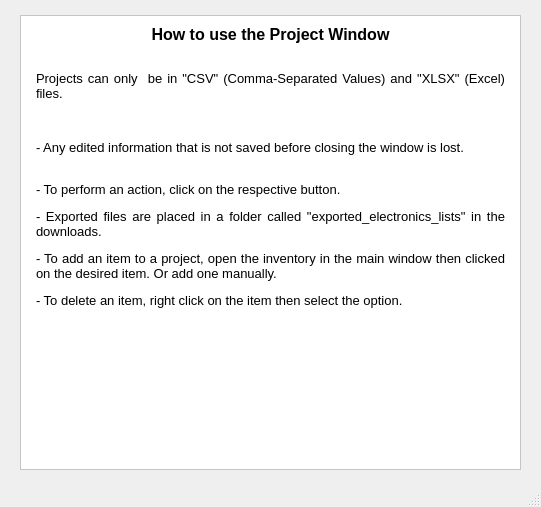
Before: the Qt Designer form Program_Files/UI_Files/how_to_use_project_window.ui in Thomas1B/Electronics-Inventory-Program, drawn with Qt 5.
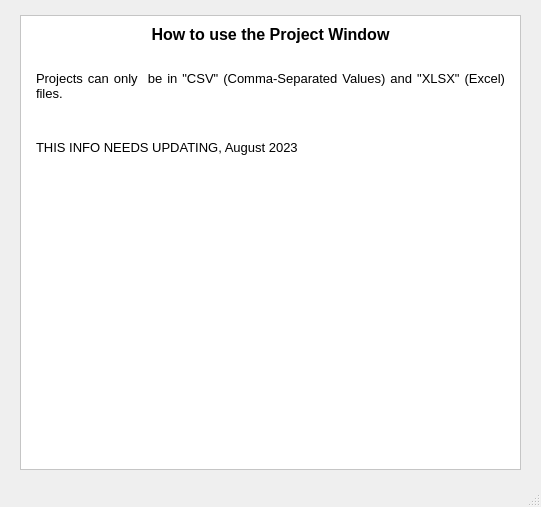
After: the same form once the commit is applied. Icons and pictures are not drawn.

Patch:
```diff
--- a/Program_Files/UI_Files/how_to_use_project_window.ui
+++ b/Program_Files/UI_Files/how_to_use_project_window.ui
@@ -82,12 +82,7 @@
 &lt;p align=&quot;center&quot; style=&quot; margin-top:12px; margin-bottom:12px; margin-left:0px; margin-right:0px; -qt-block-indent:0; text-indent:0px;&quot;&gt;&lt;span style=&quot; font-size:12pt; font-weight:600;&quot;&gt;How to use the Project Window&lt;/span&gt;&lt;/p&gt;
 &lt;p align=&quot;justify&quot; style=&quot; margin-top:12px; margin-bottom:12px; margin-left:0px; margin-right:0px; -qt-block-indent:0; text-indent:0px;&quot;&gt;&lt;br /&gt;Projects can only  be in &amp;quot;CSV&amp;quot; (Comma-Separated Values) and &amp;quot;XLSX&amp;quot; (Excel) files.&lt;/p&gt;
 &lt;p align=&quot;justify&quot; style=&quot;-qt-paragraph-type:empty; margin-top:12px; margin-bottom:12px; margin-left:0px; margin-right:0px; -qt-block-indent:0; text-indent:0px;&quot;&gt;&lt;br /&gt;&lt;/p&gt;
-&lt;p align=&quot;justify&quot; style=&quot; margin-top:12px; margin-bottom:0px; margin-left:0px; margin-right:0px; -qt-block-indent:0; text-indent:0px;&quot;&gt;- Any edited information that is not saved before closing the window is lost.&lt;/p&gt;
-&lt;p align=&quot;justify&quot; style=&quot;-qt-paragraph-type:empty; margin-top:12px; margin-bottom:0px; margin-left:0px; margin-right:0px; -qt-block-indent:0; text-indent:0px;&quot;&gt;&lt;br /&gt;&lt;/p&gt;
-&lt;p align=&quot;justify&quot; style=&quot; margin-top:0px; margin-bottom:12px; margin-left:0px; margin-right:0px; -qt-block-indent:0; text-indent:0px;&quot;&gt;- To perform an action, click on the respective button.&lt;/p&gt;
-&lt;p align=&quot;justify&quot; style=&quot; margin-top:0px; margin-bottom:12px; margin-left:0px; margin-right:0px; -qt-block-indent:0; text-indent:0px;&quot;&gt;- Exported files are placed in a folder called &amp;quot;exported_electronics_lists&amp;quot; in the downloads.&lt;/p&gt;
-&lt;p align=&quot;justify&quot; style=&quot; margin-top:0px; margin-bottom:12px; margin-left:0px; margin-right:0px; -qt-block-indent:0; text-indent:0px;&quot;&gt;- To add an item to a project, open the inventory in the main window then clicked on the desired item. Or add one manually.&lt;/p&gt;
-&lt;p align=&quot;justify&quot; style=&quot; margin-top:0px; margin-bottom:12px; margin-left:0px; margin-right:0px; -qt-block-indent:0; text-indent:0px;&quot;&gt;- To delete an item, right click on the item then select the option.&lt;/p&gt;&lt;/body&gt;&lt;/html&gt;</string>
+&lt;p align=&quot;justify&quot; style=&quot; margin-top:0px; margin-bottom:12px; margin-left:0px; margin-right:0px; -qt-block-indent:0; text-indent:0px;&quot;&gt;THIS INFO NEEDS UPDATING, August 2023&lt;/p&gt;&lt;/body&gt;&lt;/html&gt;</string>
           </property>
           <property name="textFormat">
            <enum>Qt::AutoText</enum>
```
